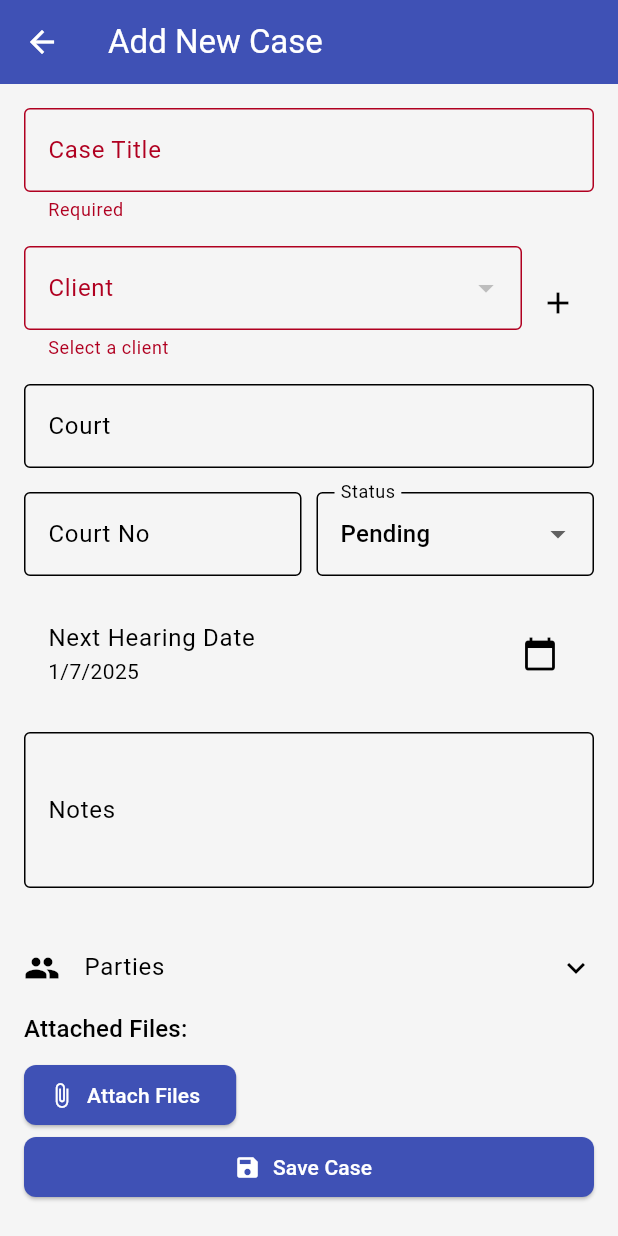
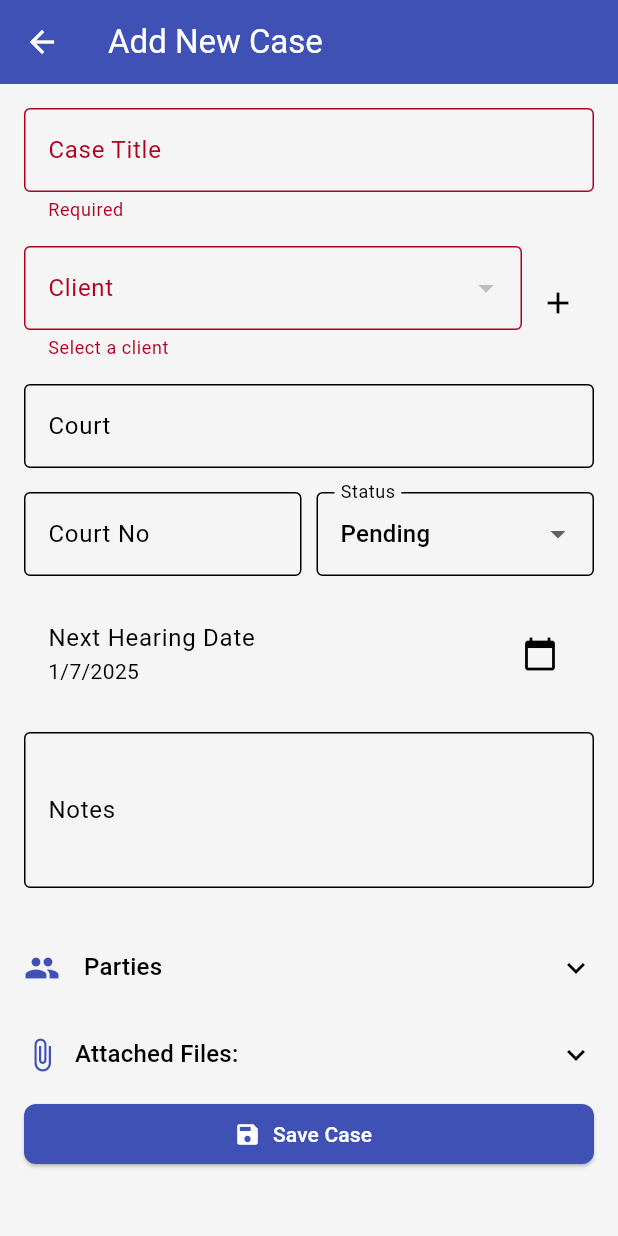
Before and after one commit to KaeDevs/LegalCM, a Flutter app: the AddCaseView screen opened by its route, after a tap on "Save Case", on a phone screen of 412 x 824 dp. Run offline on Flutter 3.47's test engine with Material 3 defaults, Android fonts, the phone set to English and light mode, and no system bars; our stand-ins replace get, google_fonts, hive, hive_flutter, open_file, table_calendar; accounts and stored records are empty.

Commit message:
So far good with files added

```diff
--- a/lib/app/modules/cases/add_cases_view.dart
+++ b/lib/app/modules/cases/add_cases_view.dart
@@ -6,6 +6,10 @@ import 'package:uuid/uuid.dart';
 import '../../data/models/case_model.dart';
 import '../../data/models/client_model.dart';
 import '../clients/add_client_view.dart';
+import 'dart:io';
+import 'package:path/path.dart' as p;
+import 'package:path_provider/path_provider.dart';
+
 
 class AddCaseView extends StatefulWidget {
   final CaseModel? existingCase;
@@ -61,6 +65,13 @@ class _AddCaseViewState extends State<AddCaseView> {
 
   void _saveCase() async {
     if (_formKey.currentState!.validate() && _selectedClient != null) {
+      if (_attachedFiles.isNotEmpty) {
+        // Text('${_attachedFiles.length} files attached');}
+        print("Attached");
+      } else {
+        print("Not Attached");
+      }
+
       if (widget.existingCase != null) {
         widget.existingCase!
           ..title = _titleController.text.trim()
@@ -78,7 +89,8 @@ class _AddCaseViewState extends State<AddCaseView> {
           ..attachedFiles = _attachedFiles;
 
         await widget.existingCase!.save();
-        Get.back();
+        Get.back(result: 'updated');
+
         Get.snackbar('Updated', 'Case updated successfully!');
       } else {
         final newCase = CaseModel(
@@ -95,9 +107,11 @@ class _AddCaseViewState extends State<AddCaseView> {
           petitionerAdv: _petitionerAdvController.text.trim(),
           respondent: _respondentController.text.trim(),
           respondentAdv: _respondentAdvController.text.trim(),
+          attachedFiles: _attachedFiles
         );
         await Hive.box<CaseModel>('cases').add(newCase);
-        Get.back();
+        Get.back(result: 'updated');
+
         Get.snackbar('Success', 'Case added successfully!');
       }
     }
@@ -124,10 +138,28 @@ class _AddCaseViewState extends State<AddCaseView> {
   final result = await FilePicker.platform.pickFiles(allowMultiple: true);
   if (result != null) {
     final files = result.paths.whereType<String>().toList();
+    final localPaths = await saveFilesToLocalStorage(files);
     setState(() {
-        _attachedFiles.addAll(files);
+      _attachedFiles.addAll(localPaths);
     });
   }
+}
+
+
+
+Future<List<String>> saveFilesToLocalStorage(List<String> paths) async {
+  final List<String> copiedPaths = [];
+  final appDir = await getApplicationDocumentsDirectory();
+
+  for (final originalPath in paths) {
+    final file = File(originalPath);
+    if (await file.exists()) {
+      final newPath = p.join(appDir.path, p.basename(originalPath));
+      await file.copy(newPath);
+      copiedPaths.add(newPath);
+    }
+  }
+  return copiedPaths;
 }
 
   @override
@@ -224,8 +256,8 @@ class _AddCaseViewState extends State<AddCaseView> {
               const SizedBox(height: 24),
 
               ExpansionTile(
-                title: const Text('Parties'),
-                leading: const Icon(Icons.people),
+                title: Text('Parties',style:  Theme.of(context).textTheme.titleMedium),
+                leading: Icon(Icons.people, color: Theme.of(context).colorScheme.primary,),
                 tilePadding: EdgeInsets.zero,
                 childrenPadding:
                     const EdgeInsets.symmetric(horizontal: 12, vertical: 8),
@@ -254,11 +286,19 @@ class _AddCaseViewState extends State<AddCaseView> {
                   const SizedBox(height: 12),
                 ],
               ),
-              Column(
-                crossAxisAlignment: CrossAxisAlignment.start,
+              ExpansionTile(
+                tilePadding: EdgeInsets.zero,
+                  title: Row(
+                    spacing: 10,
                     children: [
+                      Icon(Icons.attach_file,
+                          color: Theme.of(context).colorScheme.primary),
                       Text('Attached Files:',
                           style: Theme.of(context).textTheme.titleMedium),
+                    ],
+                  ),
+                  children: [
+
                         const SizedBox(height: 8),
                         ..._attachedFiles.map((file) => ListTile(
                               title: Text(file.split('/').last),
@@ -271,11 +311,12 @@ class _AddCaseViewState extends State<AddCaseView> {
                             )),
                         ElevatedButton.icon(
                           onPressed: _pickFiles,
-                    icon: const Icon(Icons.attach_file),
+                          icon:  Icon(Icons.attach_file, color: Theme.of(context).colorScheme.inversePrimary,),
                           label: const Text('Attach Files'),
                         ),
-                ],
-              ),
+
+
+                  ]),
 
               SizedBox(
                 width: double.infinity,
--- a/lib/app/modules/cases/view.dart
+++ b/lib/app/modules/cases/view.dart
@@ -12,6 +12,7 @@ class CasesView extends StatelessWidget {
   @override
   Widget build(BuildContext context) {
     final caseBox = Hive.box<CaseModel>('cases');
+
     final theme = Theme.of(context);
     final colorScheme = theme.colorScheme;
 
@@ -59,7 +60,9 @@ class CasesView extends StatelessWidget {
                 shape: RoundedRectangleBorder(borderRadius: BorderRadius.circular(16)),
                 margin: const EdgeInsets.symmetric(vertical: 8),
                 child: InkWell(
-                  onTap: () => Get.to(() => CaseDetailView(caseData: c)),
+
+                  onTap: () {
+                    Get.to(() => CaseDetailView(caseData: c));},
                   borderRadius: BorderRadius.circular(16),
                   child: Padding(
                     padding: const EdgeInsets.symmetric(horizontal: 16, vertical: 14),
--- a/pubspec.yaml
+++ b/pubspec.yaml
@@ -47,6 +47,7 @@ dependencies:
   cupertino_icons: ^1.0.8
   google_fonts: ^6.2.1
   url_launcher: ^6.3.1
+  open_file: ^3.5.10
 
 dev_dependencies:
   flutter_test:
```
Also changed, not shown: lib/app/modules/cases/case_detail_view.dart (+25 -14 lines), pubspec.lock, 3 other files. Lines whose indentation alone changed are shown as unchanged.
